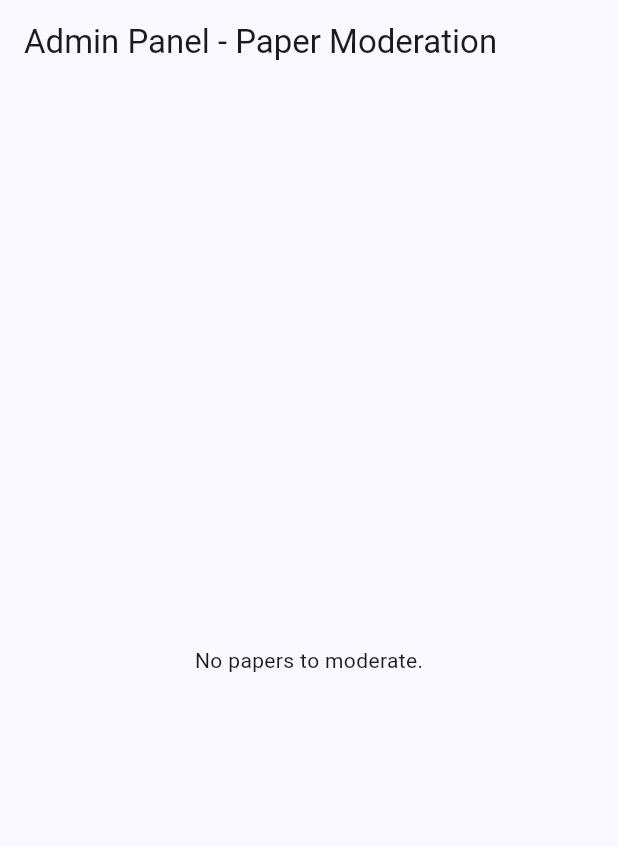
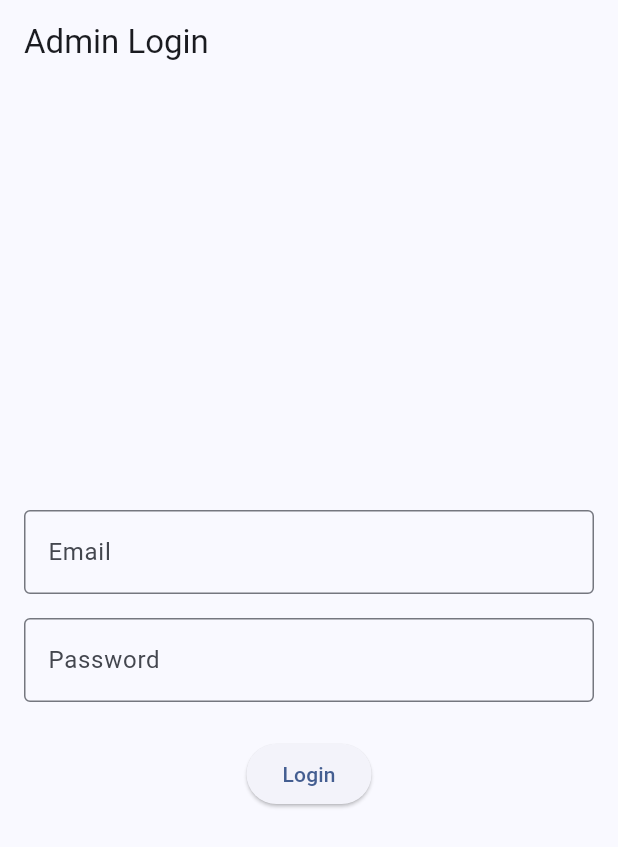
Before and after one commit to sebunyaronaldo/genesis1, a Flutter app: the screen it shows after launch, on a phone screen of 412 x 824 dp. Shown: the top 847 px of the screen. Run offline on Flutter 3.47's test engine with Material 3 defaults, Android fonts, the phone set to English and light mode, and no system bars; our stand-ins replace cached_network_image, cloud_firestore, firebase_auth, firebase_core, firebase_storage, google_mobile_ads and 2 more; missing offline and left inert: file_selector, syncfusion_flutter_pdfviewer; accounts and stored records are empty.

Commit message:
web admin panel

```diff
--- a/admin_panel/lib/main.dart
+++ b/admin_panel/lib/main.dart
@@ -1,7 +1,9 @@
 import 'package:flutter/material.dart';
 import 'package:firebase_core/firebase_core.dart';
+import 'package:firebase_auth/firebase_auth.dart';
 import 'firebase_options.dart';
 import 'screens/moderation_screen.dart';
+import 'screens/admin_login_screen.dart';
 
 void main() async {
   WidgetsFlutterBinding.ensureInitialized();
@@ -38,7 +40,19 @@ class MyApp extends StatelessWidget {
         colorScheme: ColorScheme.fromSeed(seedColor: Colors.blueAccent),
         useMaterial3: true,
       ),
-      home: const ModerationScreen(),
+      home: StreamBuilder<User?>(
+        stream: FirebaseAuth.instance.authStateChanges(),
+        builder: (context, snapshot) {
+          if (snapshot.connectionState == ConnectionState.waiting) {
+            return const Center(child: CircularProgressIndicator());
+          }
+          if (snapshot.hasData) {
+            return const ModerationScreen();
+          } else {
+            return const AdminLoginScreen();
+          }
+        },
+      ),
     );
   }
 }
--- /dev/null
+++ b/admin_panel/lib/screens/admin_login_screen.dart
@@ -0,0 +1,101 @@
+import 'package:flutter/material.dart';
+import 'package:firebase_auth/firebase_auth.dart';
+
+class AdminLoginScreen extends StatefulWidget {
+  const AdminLoginScreen({super.key});
+
+  @override
+  State<AdminLoginScreen> createState() => _AdminLoginScreenState();
+}
+
+class _AdminLoginScreenState extends State<AdminLoginScreen> {
+  final _emailController = TextEditingController();
+  final _passwordController = TextEditingController();
+  bool _isLoading = false;
+
+  @override
+  void dispose() {
+    _emailController.dispose();
+    _passwordController.dispose();
+    super.dispose();
+  }
+
+  Future<void> _signIn() async {
+    setState(() {
+      _isLoading = true;
+    });
+    try {
+      await FirebaseAuth.instance.signInWithEmailAndPassword(
+        email: _emailController.text.trim(),
+        password: _passwordController.text.trim(),
+      );
+      // If successful, navigator will automatically push to ModerationScreen via StreamBuilder in main.dart
+    } on FirebaseAuthException catch (e) {
+      String message;
+      if (e.code == 'user-not-found') {
+        message = 'No user found for that email.';
+      } else if (e.code == 'wrong-password') {
+        message = 'Wrong password provided for that user.';
+      } else {
+        message = 'Login failed: ${e.message}';
+      }
+      ScaffoldMessenger.of(context).showSnackBar(
+        SnackBar(content: Text(message)),
+      );
+    } catch (e) {
+      ScaffoldMessenger.of(context).showSnackBar(
+        SnackBar(content: Text('An unexpected error occurred: $e')),
+      );
+    } finally {
+      setState(() {
+        _isLoading = false;
+      });
+    }
+  }
+
+  @override
+  Widget build(BuildContext context) {
+    return Scaffold(
+      appBar: AppBar(
+        title: const Text('Admin Login'),
+      ),
+      body: Center(
+        child: Padding(
+          padding: const EdgeInsets.all(16.0),
+          child: SizedBox(
+            width: 400, // Constrain width for web layout
+            child: Column(
+              mainAxisAlignment: MainAxisAlignment.center,
+              children: [
+                TextFormField(
+                  controller: _emailController,
+                  decoration: const InputDecoration(
+                    labelText: 'Email',
+                    border: OutlineInputBorder(),
+                  ),
+                  keyboardType: TextInputType.emailAddress,
+                ),
+                const SizedBox(height: 16),
+                TextFormField(
+                  controller: _passwordController,
+                  decoration: const InputDecoration(
+                    labelText: 'Password',
+                    border: OutlineInputBorder(),
+                  ),
+                  obscureText: true,
+                ),
+                const SizedBox(height: 24),
+                _isLoading
+                    ? const CircularProgressIndicator()
+                    : ElevatedButton(
+                        onPressed: _signIn,
+                        child: const Text('Login'),
+                      ),
+              ],
+            ),
+          ),
+        ),
+      ),
+    );
+  }
+}
```
